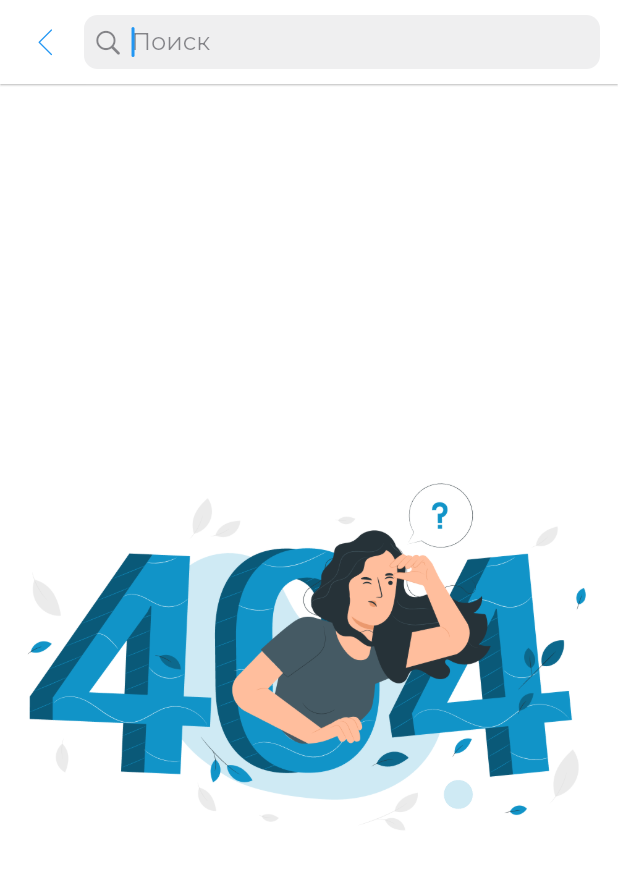
After one commit to Muhammadqodir/eCampus-Flutter, a Flutter app: the SearchSchedule screen opened directly, on a phone screen of 412 x 824 dp. The commit adds this screen. Shown: the top 869 px of the screen. Run offline on Flutter 3.47's test engine with Material 2 defaults, Android fonts, the phone set to English and light mode, and no system bars; our stand-ins replace firebase_core, firebase_database, flutter_rating_bar, flutter_svg, modal_bottom_sheet and 3 more; missing offline and left inert: dart:ffi, map_launcher; accounts and stored records are empty; network calls fail.

Commit message:
Created SearchSchedulePage

```diff
--- a/lib/ecampus_master/responses.dart
+++ b/lib/ecampus_master/responses.dart
@@ -1,6 +1,7 @@
 import 'package:ecampus_ncfu/models/notification_model.dart';
 import 'package:ecampus_ncfu/models/rating_model.dart';
 import 'package:ecampus_ncfu/models/schedule_models.dart';
+import 'package:ecampus_ncfu/models/search_schedule_model.dart';
 import 'package:ecampus_ncfu/models/subject_models.dart';
 import 'package:ecampus_ncfu/models/teacher_model.dart';
 import 'package:flutter/material.dart';
@@ -43,7 +44,8 @@ class RatingResponse extends Response {
     this.items = const [],
   ]) : super(isSuccess, error);
 
-  factory RatingResponse.fromJson(Map<String, dynamic> json) => _$RatingResponseFromJson(json);
+  factory RatingResponse.fromJson(Map<String, dynamic> json) =>
+      _$RatingResponseFromJson(json);
 
   Map<String, dynamic> toJson() => _$RatingResponseToJson(this);
 }
@@ -56,7 +58,8 @@ class NotificationsResponse extends Response {
   NotificationsResponse(bool isSuccess, String error, {this.unread, this.read})
       : super(isSuccess, error);
 
-  factory NotificationsResponse.fromJson(Map<String, dynamic> json) => _$NotificationsResponseFromJson(json);
+  factory NotificationsResponse.fromJson(Map<String, dynamic> json) =>
+      _$NotificationsResponseFromJson(json);
 
   Map<String, dynamic> toJson() => _$NotificationsResponseToJson(this);
 }
@@ -77,7 +80,8 @@ class AcademicYearsResponse extends Response {
       this.currentSubjects})
       : super(isSuccess, error);
 
-  factory AcademicYearsResponse.fromJson(Map<String, dynamic> json) => _$AcademicYearsResponseFromJson(json);
+  factory AcademicYearsResponse.fromJson(Map<String, dynamic> json) =>
+      _$AcademicYearsResponseFromJson(json);
 
   Map<String, dynamic> toJson() => _$AcademicYearsResponseToJson(this);
 
@@ -109,7 +113,8 @@ class SubjectsResponse extends Response {
   List sciFiles = [];
   List<SubjectModel> models = [];
 
-  factory SubjectsResponse.fromJson(Map<String, dynamic> json) => _$SubjectsResponseFromJson(json);
+  factory SubjectsResponse.fromJson(Map<String, dynamic> json) =>
+      _$SubjectsResponseFromJson(json);
 
   Map<String, dynamic> toJson() => _$SubjectsResponseToJson(this);
   SubjectsResponse(
@@ -127,13 +132,13 @@ class SubjectsResponse extends Response {
 class LessonItemsResponse extends Response {
   List<LessonItemModel> models = [];
 
-  LessonItemsResponse(bool isSuccess, String error, {this.models = const []}) : super(isSuccess, error);
+  LessonItemsResponse(bool isSuccess, String error, {this.models = const []})
+      : super(isSuccess, error);
 
-
-  factory LessonItemsResponse.fromJson(Map<String, dynamic> json) => _$LessonItemsResponseFromJson(json);
+  factory LessonItemsResponse.fromJson(Map<String, dynamic> json) =>
+      _$LessonItemsResponseFromJson(json);
 
   Map<String, dynamic> toJson() => _$LessonItemsResponseToJson(this);
-
 }
 
 @JsonSerializable()
@@ -150,9 +155,17 @@ class ScheduleWeeksResponse extends Response {
     this.weeks = const [],
   }) : super(isSuccess, error);
 
-  factory ScheduleWeeksResponse.fromJson(Map<String, dynamic> json) => _$ScheduleWeeksResponseFromJson(json);
+  factory ScheduleWeeksResponse.fromJson(Map<String, dynamic> json) =>
+      _$ScheduleWeeksResponseFromJson(json);
 
   Map<String, dynamic> toJson() => _$ScheduleWeeksResponseToJson(this);
+}
+
+class SearchScheduleResponse extends Response {
+  List<SearchScheduleResult> models;
+
+  SearchScheduleResponse(bool isSuccess, String error, {this.models = const []})
+      : super(isSuccess, error);
 }
 
 @JsonSerializable()
@@ -163,7 +176,8 @@ class ScheduleResponse extends Response {
       {this.scheduleModels = const []})
       : super(isSuccess, error);
 
-  factory ScheduleResponse.fromJson(Map<String, dynamic> json) => _$ScheduleResponseFromJson(json);
+  factory ScheduleResponse.fromJson(Map<String, dynamic> json) =>
+      _$ScheduleResponseFromJson(json);
 
   Map<String, dynamic> toJson() => _$ScheduleResponseToJson(this);
 }
@@ -172,11 +186,11 @@ class ScheduleResponse extends Response {
 class MyTeachersResponse extends Response {
   List<TeacherModel> teachers = [];
 
-  MyTeachersResponse(bool isSuccess, String error,
-      {this.teachers = const []})
+  MyTeachersResponse(bool isSuccess, String error, {this.teachers = const []})
       : super(isSuccess, error);
 
-  factory MyTeachersResponse.fromJson(Map<String, dynamic> json) => _$MyTeachersResponseFromJson(json);
+  factory MyTeachersResponse.fromJson(Map<String, dynamic> json) =>
+      _$MyTeachersResponseFromJson(json);
 
   Map<String, dynamic> toJson() => _$MyTeachersResponseToJson(this);
 }
--- /dev/null
+++ b/lib/models/search_schedule_model.dart
@@ -0,0 +1,29 @@
+import 'package:ecampus_ncfu/ecampus_icons.dart';
+import 'package:flutter/material.dart';
+
+class SearchScheduleResult {
+  String title;
+  String url;
+  int targetType;
+
+  SearchScheduleResult(this.title, this.url, this.targetType);
+
+  Widget getView(BuildContext context) {
+    return Padding(
+      padding: const EdgeInsets.all(12),
+      child: Row(
+        children: [
+          Text(
+            title,
+            style: Theme.of(context).textTheme.bodyMedium,
+          ),
+          const Spacer(),
+          Icon(
+            EcampusIcons.icons8_forward,
+            color: Theme.of(context).dividerColor,
+          ),
+        ],
+      ),
+    );
+  }
+}
--- a/lib/pages/contents/content_services.dart
+++ b/lib/pages/contents/content_services.dart
@@ -62,7 +62,7 @@ class _ContentServicesState extends State<ContentServices> {
               onPressed: () {
                 Navigator.push(
                   context,
-                  MaterialPageRoute(
+                  CupertinoPageRoute(
                     builder: (context) => RatingPage(
                       context: context,
                     ),
@@ -80,7 +80,7 @@ class _ContentServicesState extends State<ContentServices> {
               onPressed: () {
                 Navigator.push(
                   context,
-                  MaterialPageRoute(
+                  CupertinoPageRoute(
                     builder: (context) => MyTeachersPage(
                       context: context,
                     ),
@@ -108,7 +108,7 @@ class _ContentServicesState extends State<ContentServices> {
               onPressed: () {
                 Navigator.push(
                   context,
-                  MaterialPageRoute(
+                  CupertinoPageRoute(
                     builder: (context) => MapPage(
                       context: context,
                     ),
--- /dev/null
+++ b/lib/pages/search_schedule_page.dart
@@ -0,0 +1,110 @@
+import 'dart:developer';
+
+import 'package:ecampus_ncfu/ecampus_icons.dart';
+import 'package:ecampus_ncfu/ecampus_master/ecampus.dart';
+import 'package:ecampus_ncfu/inc/cross_list_element.dart';
+import 'package:ecampus_ncfu/models/map_marker_model.dart';
+import 'package:ecampus_ncfu/models/rating_model.dart';
+import 'package:ecampus_ncfu/models/search_schedule_model.dart';
+import 'package:ecampus_ncfu/pages/schedule_page.dart';
+import 'package:ecampus_ncfu/utils/colors.dart';
+import 'package:ecampus_ncfu/utils/dialogs.dart';
+import 'package:ecampus_ncfu/utils/gui_utils.dart';
+import 'package:ecampus_ncfu/utils/utils.dart';
+import 'package:flutter/cupertino.dart';
+import 'package:flutter/material.dart';
+import 'package:flutter_svg/svg.dart';
+import 'package:map_launcher/map_launcher.dart';
+import 'package:shared_preferences/shared_preferences.dart';
+
+class SearchSchedule extends StatefulWidget {
+  const SearchSchedule({
+    Key? key,
+    required this.context,
+  }) : super(key: key);
+
+  final BuildContext context;
+
+  @override
+  State<SearchSchedule> createState() => _SearchScheduleState();
+}
+
+class _SearchScheduleState extends State<SearchSchedule> {
+  eCampus? ecampus;
+  List<SearchScheduleResult> models = [];
+  @override
+  void initState() {
+    super.initState();
+    SharedPreferences.getInstance().then((sPref) {
+      ecampus = eCampus(sPref.getString("token")!);
+    });
+  }
+
+  @override
+  Widget build(BuildContext context) {
+    return Scaffold(
+      appBar: AppBar(
+        leading: CupertinoButton(
+          onPressed: (() {
+            Navigator.pop(context);
+          }),
+          child: const Icon(EcampusIcons.icons8_back),
+        ),
+        titleSpacing: 0,
+        backgroundColor: Theme.of(context).scaffoldBackgroundColor,
+        elevation: 0.5,
+        title: Padding(
+          padding: EdgeInsets.only(right: 12),
+          child: CupertinoSearchTextField(
+            autofocus: true,
+            placeholder: "Поиск",
+            style: Theme.of(context).textTheme.bodyMedium,
+            onChanged: (value) {
+              if (value.length >= 3) {
+                ecampus!.searchSchedule(value).then((response) {
+                  if (response.isSuccess) {
+                    setState(() {
+                      models = response.models;
+                    });
+                  } else {
+                    models = [];
+                  }
+                });
+              } else {
+                setState(() {
+                  models = [];
+                });
+              }
+            },
+          ),
+        ),
+      ),
+      body: Center(
+        child: models.isNotEmpty
+            ? ListView(
+                children: models
+                    .map(
+                      (e) => CrossListElement(
+                        onPressed: () {
+                          Navigator.push(
+                            context,
+                            CupertinoPageRoute(
+                              builder: (context) => SchedulePage(
+                                context: context,
+                                url: e.url,
+                                title: e.title,
+                              ),
+                            ),
+                          );
+                        },
+                        child: e.getView(context),
+                      ),
+                    )
+                    .toList())
+            : Center(
+                child: Image.asset("images/not_found.png"),
+              ),
+      ),
+    );
+  }
+}
```
Also changed, not shown: lib/ecampus_master/ecampus.dart (+54 -14 lines), lib/pages/contents/content_schedule.dart (+2 -7 lines), lib/pages/main_page.dart (+11 -3 lines), images/not_found.png (added).
